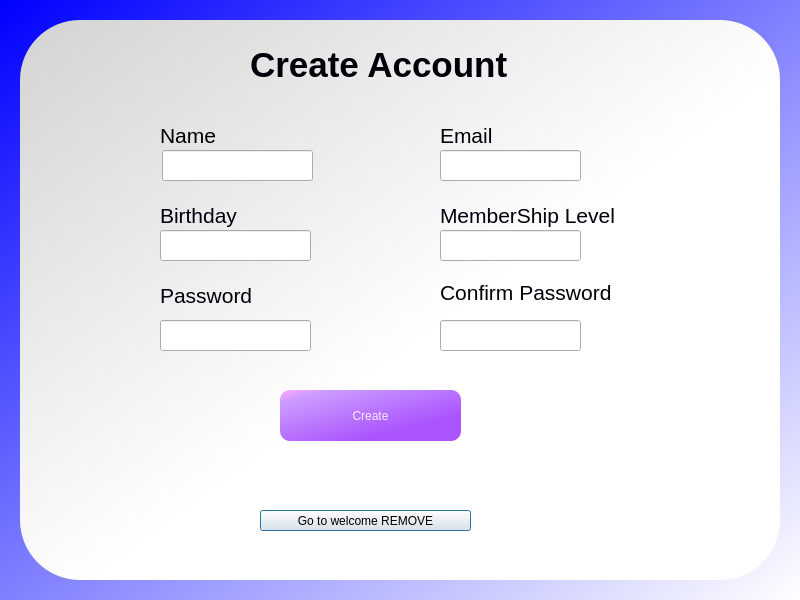
austinschaaf1/455_final, file info_silo/UI/create_account.ui: the form before one commit.
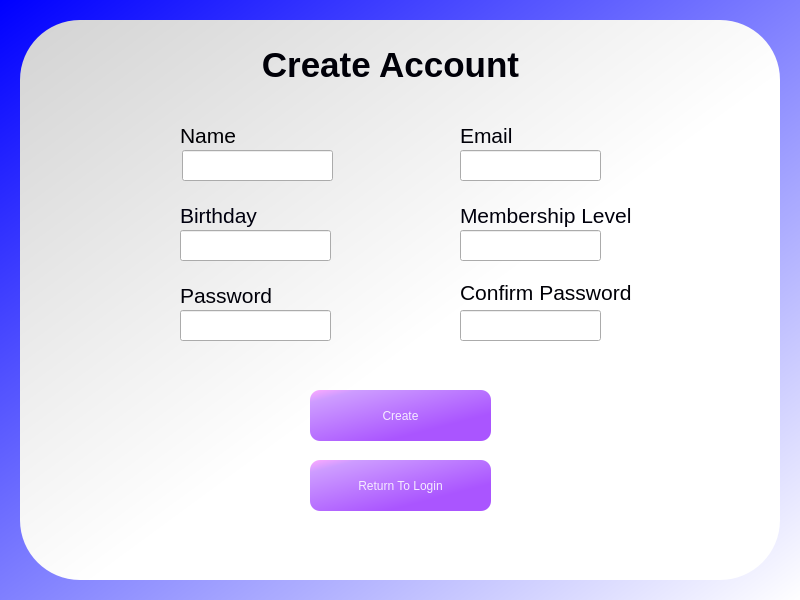
The form after the commit.

Commit message: - Update UI's and page functionality. - Created load buttons - SQL Queries

Diff of the .ui file:
```diff
--- a/info_silo/UI/create_account.ui
+++ b/info_silo/UI/create_account.ui
@@ -86,19 +86,6 @@
         <property name="frameShadow">
          <enum>QFrame::Raised</enum>
         </property>
-        <widget class="QPushButton" name="welcomeButton">
-         <property name="geometry">
-          <rect>
-           <x>240</x>
-           <y>490</y>
-           <width>211</width>
-           <height>21</height>
-          </rect>
-         </property>
-         <property name="text">
-          <string>Go to welcome REMOVE</string>
-         </property>
-        </widget>
         <widget class="QLabel" name="label">
          <property name="geometry">
           <rect>
@@ -120,11 +107,14 @@
          <property name="text">
           <string>&lt;html&gt;&lt;head/&gt;&lt;body&gt;&lt;p&gt;&lt;span style=&quot; font-size:26pt; font-weight:600; color:#000008;&quot;&gt;Create Account&lt;/span&gt;&lt;/p&gt;&lt;/body&gt;&lt;/html&gt;</string>
          </property>
+         <property name="alignment">
+          <set>Qt::AlignCenter</set>
+         </property>
         </widget>
         <widget class="QLineEdit" name="nameInput">
          <property name="geometry">
           <rect>
-           <x>142</x>
+           <x>162</x>
            <y>130</y>
            <width>151</width>
            <height>31</height>
@@ -137,7 +127,7 @@
         <widget class="QLabel" name="label_2">
          <property name="geometry">
           <rect>
-           <x>140</x>
+           <x>160</x>
            <y>100</y>
            <width>61</width>
            <height>31</height>
@@ -153,7 +143,7 @@
         <widget class="QLineEdit" name="emailInput">
          <property name="geometry">
           <rect>
-           <x>420</x>
+           <x>440</x>
            <y>130</y>
            <width>141</width>
            <height>31</height>
@@ -163,7 +153,7 @@
         <widget class="QLabel" name="label_3">
          <property name="geometry">
           <rect>
-           <x>420</x>
+           <x>440</x>
            <y>100</y>
            <width>61</width>
            <height>31</height>
@@ -179,7 +169,7 @@
         <widget class="QLineEdit" name="birthdayInput">
          <property name="geometry">
           <rect>
-           <x>140</x>
+           <x>160</x>
            <y>210</y>
            <width>151</width>
            <height>31</height>
@@ -189,7 +179,7 @@
         <widget class="QLineEdit" name="membership_input">
          <property name="geometry">
           <rect>
-           <x>420</x>
+           <x>440</x>
            <y>210</y>
            <width>141</width>
            <height>31</height>
@@ -199,8 +189,8 @@
         <widget class="QLineEdit" name="pass_input">
          <property name="geometry">
           <rect>
-           <x>140</x>
-           <y>300</y>
+           <x>160</x>
+           <y>290</y>
            <width>151</width>
            <height>31</height>
           </rect>
@@ -209,8 +199,8 @@
         <widget class="QLineEdit" name="confirm_input">
          <property name="geometry">
           <rect>
-           <x>420</x>
-           <y>300</y>
+           <x>440</x>
+           <y>290</y>
            <width>141</width>
            <height>31</height>
           </rect>
@@ -219,7 +209,7 @@
         <widget class="QLabel" name="label_4">
          <property name="geometry">
           <rect>
-           <x>140</x>
+           <x>160</x>
            <y>180</y>
            <width>81</width>
            <height>31</height>
@@ -235,7 +225,7 @@
         <widget class="QLabel" name="label_5">
          <property name="geometry">
           <rect>
-           <x>140</x>
+           <x>160</x>
            <y>260</y>
            <width>91</width>
            <height>31</height>
@@ -251,7 +241,7 @@
         <widget class="QLabel" name="label_6">
          <property name="geometry">
           <rect>
-           <x>420</x>
+           <x>440</x>
            <y>180</y>
            <width>181</width>
            <height>31</height>
@@ -261,13 +251,13 @@
           <string notr="true">background: none;</string>
          </property>
          <property name="text">
-          <string>&lt;html&gt;&lt;head/&gt;&lt;body&gt;&lt;p&gt;&lt;span style=&quot; font-size:16pt; color:#00000c;&quot;&gt;MemberShip Level&lt;/span&gt;&lt;/p&gt;&lt;/body&gt;&lt;/html&gt;</string>
+          <string>&lt;html&gt;&lt;head/&gt;&lt;body&gt;&lt;p&gt;&lt;span style=&quot; font-size:16pt; color:#00000c;&quot;&gt;Membership Level&lt;/span&gt;&lt;/p&gt;&lt;/body&gt;&lt;/html&gt;</string>
          </property>
         </widget>
         <widget class="QLabel" name="label_7">
          <property name="geometry">
           <rect>
-           <x>420</x>
+           <x>440</x>
            <y>260</y>
            <width>171</width>
            <height>21</height>
@@ -283,7 +273,7 @@
         <widget class="QPushButton" name="create_account">
          <property name="geometry">
           <rect>
-           <x>260</x>
+           <x>290</x>
            <y>370</y>
            <width>181</width>
            <height>51</height>
@@ -300,6 +290,26 @@
           <string>Create</string>
          </property>
         </widget>
+        <widget class="QPushButton" name="returnToLoginButton">
+         <property name="geometry">
+          <rect>
+           <x>290</x>
+           <y>440</y>
+           <width>181</width>
+           <height>51</height>
+          </rect>
+         </property>
+         <property name="styleSheet">
+          <string notr="true">QPushButton{
+	background-color: qlineargradient(spread:pad, x1:0, y1:0, x2:0.813, y2:0.880455, stop:0 rgba(255, 170, 255, 255), stop:0.153409 rgba(205, 156, 255, 255), stop:0.852273 rgba(170, 85, 255, 255));
+	color: rgb(245, 235, 255);
+	border-radius: 10px;
+}</string>
+         </property>
+         <property name="text">
+          <string>Return To Login</string>
+         </property>
+        </widget>
        </widget>
       </item>
      </layout>
```
The commit also changes 10 other files.
